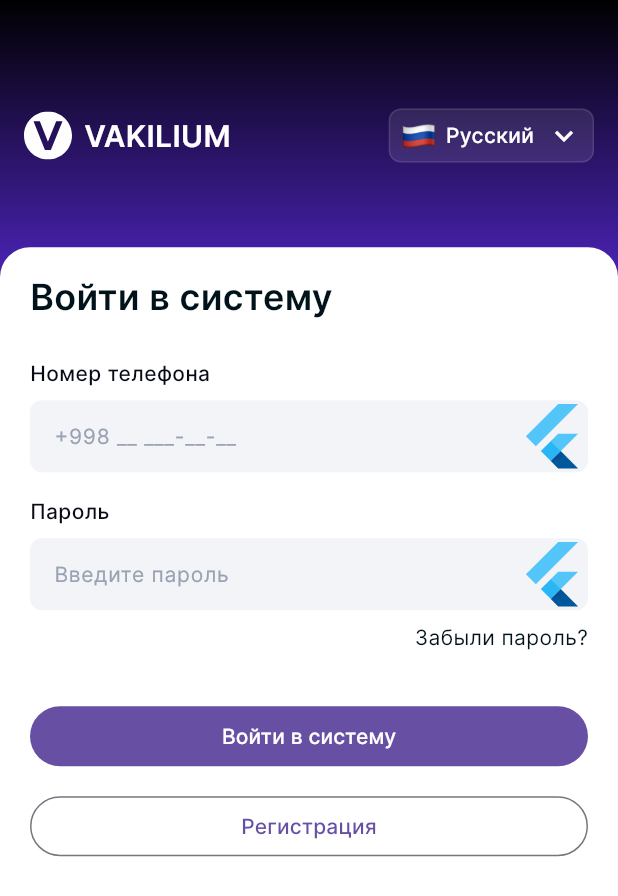
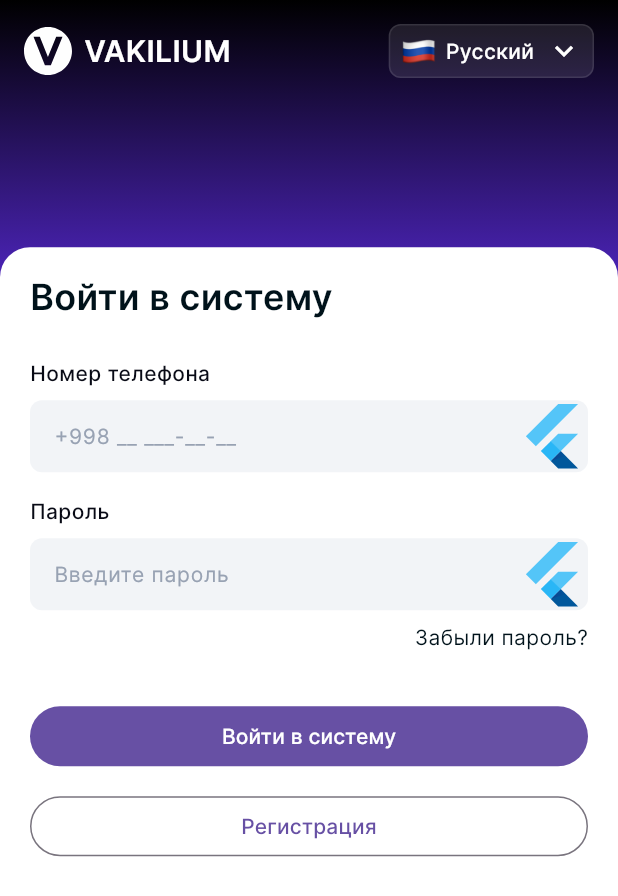
Before and after one commit to MCoDevs-Company/vakilium, a Flutter app: the screen it shows after launch, on a phone screen of 412 x 824 dp. Shown: the top 896 px of the screen. Run offline on Flutter 3.47's test engine with Material 3 defaults, Android fonts, the phone set to English and light mode, and no system bars; our stand-ins replace bloc, equatable, flutter_bloc, flutter_svg, get_it, go_router and 3 more; missing offline and left inert: encrypt, thunder.

Commit message:
fix(auth): adjust layout to handle keyboard visibility and improve top widget scrolling
- Detect keyboard open state by comparing layout height with screen height
- Dynamically adjust content height based on keyboard visibility
- Wrap bottom content with SafeArea to avoid overlaps with system UI
- Replace fixed Column with SingleChildScrollView in AuthTopWidget for better scrolling
- Preserve existing layout and styling with updated widgets for responsiveness

```diff
--- a/lib/src/feature/auth/widgets/auth_shell.dart
+++ b/lib/src/feature/auth/widgets/auth_shell.dart
@@ -12,21 +12,29 @@ class AuthShell extends StatelessWidget {
   @override
   Widget build(BuildContext context) => Scaffold(
     body: LayoutBuilder(
-      builder: (context, constraints) => Stack(
+      builder: (context, constraints) {
+        final screenHeight = MediaQuery.sizeOf(context).height;
+        final layoutHeight = constraints.maxHeight;
+        final isKeyboardOpen = layoutHeight < screenHeight * 0.8;
+        final contentHeight = isKeyboardOpen ? constraints.maxHeight : constraints.maxHeight * 0.8;
+        return Stack(
           children: [
             AuthTopWidget(maxHeight: constraints.maxHeight),
-          Align(
+            SafeArea(
+              child: Align(
                 alignment: Alignment.bottomCenter,
                 child: DecoratedBox(
                   decoration: BoxDecoration(borderRadius: Dimension.rTop20, color: context.color.white),
                   child: SizedBox(
-                height: constraints.maxHeight * 0.8,
+                    height: contentHeight,
                     child: Padding(padding: Dimension.pV16H20, child: child),
                   ),
                 ),
               ),
+            ),
           ],
-      ),
+        );
+      },
     ),
   );
 }
--- a/lib/src/feature/auth/widgets/auth_top_widget.dart
+++ b/lib/src/feature/auth/widgets/auth_top_widget.dart
@@ -28,6 +28,7 @@ class AuthTopWidget extends StatelessWidget {
             SizedBox(
               height: maxHeight * 0.2,
               child: const SafeArea(
+                child: SingleChildScrollView(
                   child: Column(
                     mainAxisAlignment: MainAxisAlignment.center,
                     children: [
@@ -42,6 +43,7 @@ class AuthTopWidget extends StatelessWidget {
                   ),
                 ),
               ),
+            ),
           ],
         ),
       ),
```
Lines whose indentation alone changed are shown as unchanged.
